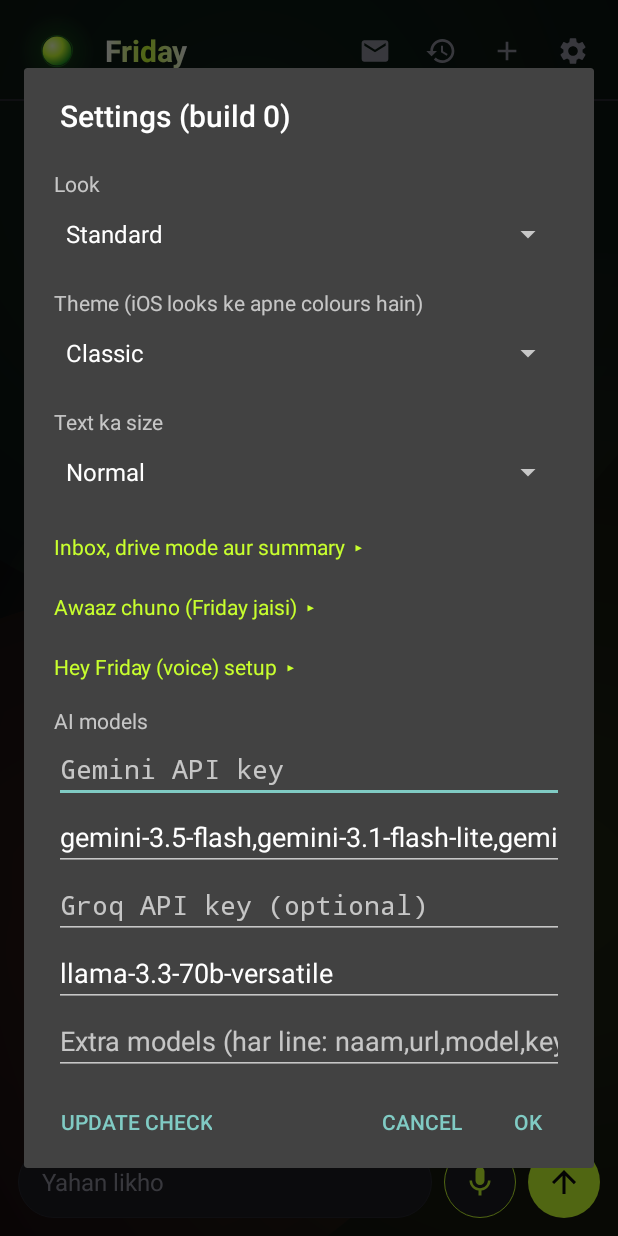
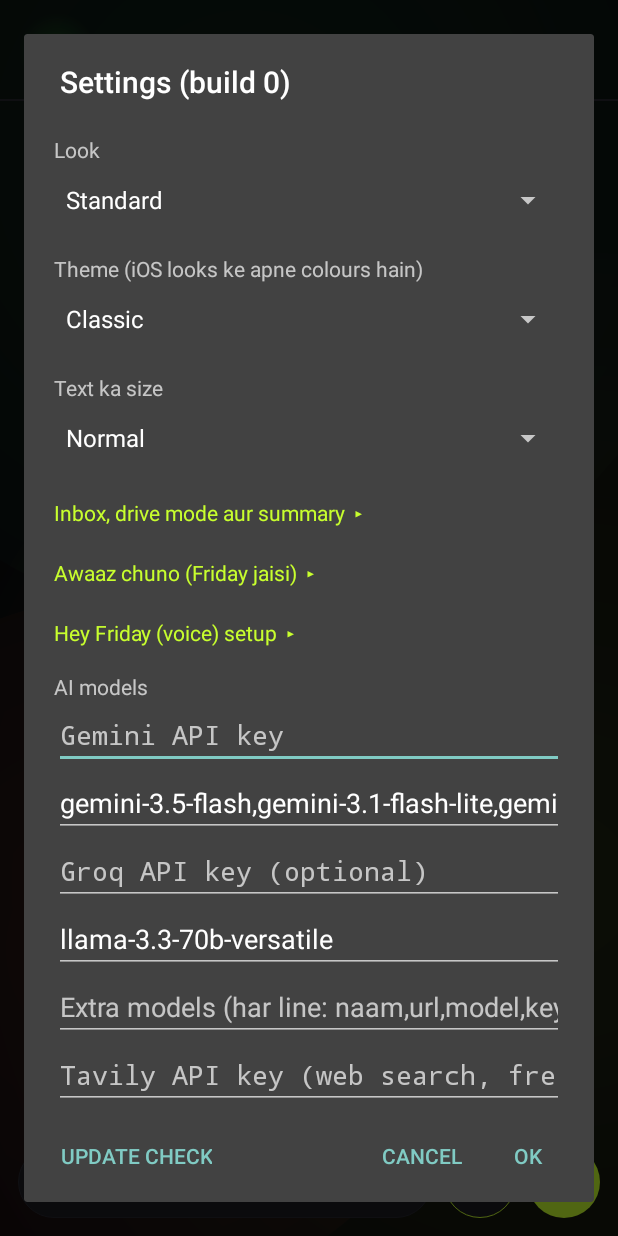
Before and after one commit to modhshubham3/friday-android, an Android app: the screen it shows after launch (MainActivity), after a tap on "Settings", on a phone screen of 412 x 824 dp. Run offline under Robolectric (Android 15) with nearby library versions, the phone set to English and light mode, and no system bars; pictures from the network do not load.

Commit message:
Web search: Tavily as a second source with its own quota [publish]
Co-Authored-By: Claude Sonnet 5.5 <noreply@anthropic.com>
Claude-Session: https://claude.ai/code/session_01TsigrdjXo8BjgTtLDuzGik

```diff
--- a/app/src/main/java/dev/friday/assistant/MainActivity.kt
+++ b/app/src/main/java/dev/friday/assistant/MainActivity.kt
@@ -953,6 +953,7 @@ class MainActivity : ComponentActivity() {
         val groqKey = field("Groq API key (optional)", settings.groqKey, secret = true)
         val groqModel = field("Groq model", settings.groqModel)
         val extra = field("Extra models (har line: naam,url,model,key)", settings.extraProviders)
+        val tavily = field("Tavily API key (web search, free)", settings.tavilyKey, secret = true)
         val lookPicker = picker(Look.LOOKS.map { it.label }, Look.LOOKS.indexOfFirst { it.id == settings.lookId })
         val themePicker = picker(Look.THEMES.map { it.label }, Look.THEMES.indexOfFirst { it.id == settings.themeId })
         val sizePicker = picker(Look.SIZES.map { it.label }, Look.SIZES.indexOfFirst { it.id == settings.sizeId })
@@ -1001,7 +1002,7 @@ class MainActivity : ComponentActivity() {
                 setOnClickListener { showVoiceSetup() }
             })
             addView(label("AI models"))
-            listOf(geminiKey, geminiModel, groqKey, groqModel, extra).forEach(::addView)
+            listOf(geminiKey, geminiModel, groqKey, groqModel, extra, tavily).forEach(::addView)
         }
         AlertDialog.Builder(this)
             .setTitle("Settings (build ${Updater.installedCode(this)})")
@@ -1018,6 +1019,7 @@ class MainActivity : ComponentActivity() {
                 settings.groqKey = groqKey.text.toString()
                 settings.groqModel = groqModel.text.toString()
                 settings.extraProviders = extra.text.toString()
+                settings.tavilyKey = tavily.text.toString()
                 applyLook()
             }
             .setNegativeButton(android.R.string.cancel, null)
--- a/app/src/main/java/dev/friday/assistant/Settings.kt
+++ b/app/src/main/java/dev/friday/assistant/Settings.kt
@@ -38,6 +38,11 @@ class Settings(context: Context) {
     var extraProviders: String
         get() = prefs.getString("extra_providers", "").orEmpty()
         set(v) = prefs.edit().putString("extra_providers", v.trim()).apply()
+
+    /** Key for Tavily, a web search made for assistants (free: 1000 searches a month), used when Gemini's own search is out of quota. */
+    var tavilyKey: String
+        get() = prefs.getString("tavily_key", "").orEmpty()
+        set(v) = prefs.edit().putString("tavily_key", v.trim()).apply()
 
     var groqModel: String
         get() = prefs.getString("groq_model", null) ?: "llama-3.3-70b-versatile"
--- a/app/src/main/java/dev/friday/assistant/tools/PhoneTools.kt
+++ b/app/src/main/java/dev/friday/assistant/tools/PhoneTools.kt
@@ -629,6 +629,9 @@ class PhoneTools(
 
     private suspend fun webSearch(question: String): String {
         if (question.isBlank()) return "Error: kya dhoondhna hai, ye nahi bataya"
+        // Tavily first when there is a key (it has its own quota), then Gemini's built-in Google Search.
+        val tavily = if (settings.tavilyKey.isNotBlank()) dev.friday.assistant.llm.WebSearch.tavily(settings.tavilyKey, question) else null
+        if (tavily != null && tavily.isSuccess) return tavily.getOrThrow()
         return dev.friday.assistant.llm.WebSearch.search(settings.geminiKey, settings.geminiModels, question).getOrElse {
             "Error: web search nahi chali (${it.message ?: it.javaClass.simpleName})"
         }
```
Also changed, not shown: app/src/main/java/dev/friday/assistant/llm/WebSearch.kt (+22 -0 lines).
